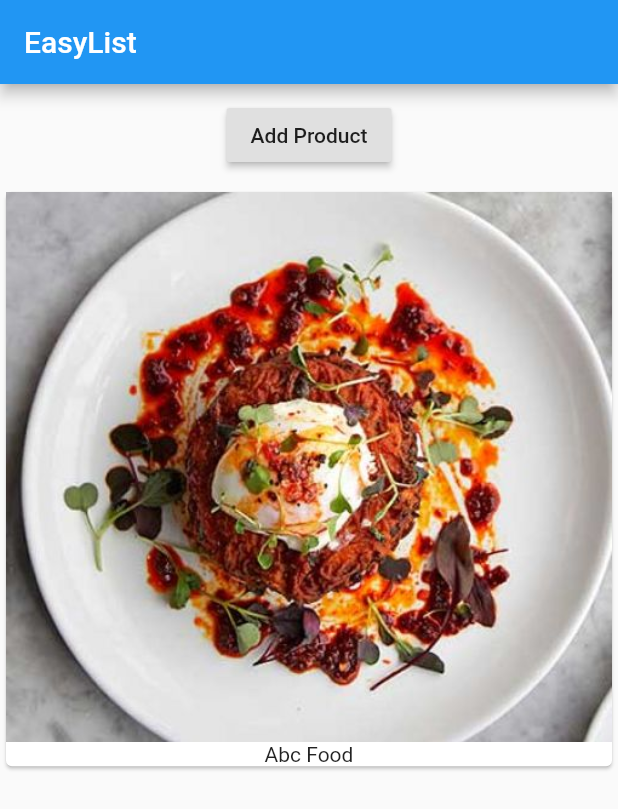
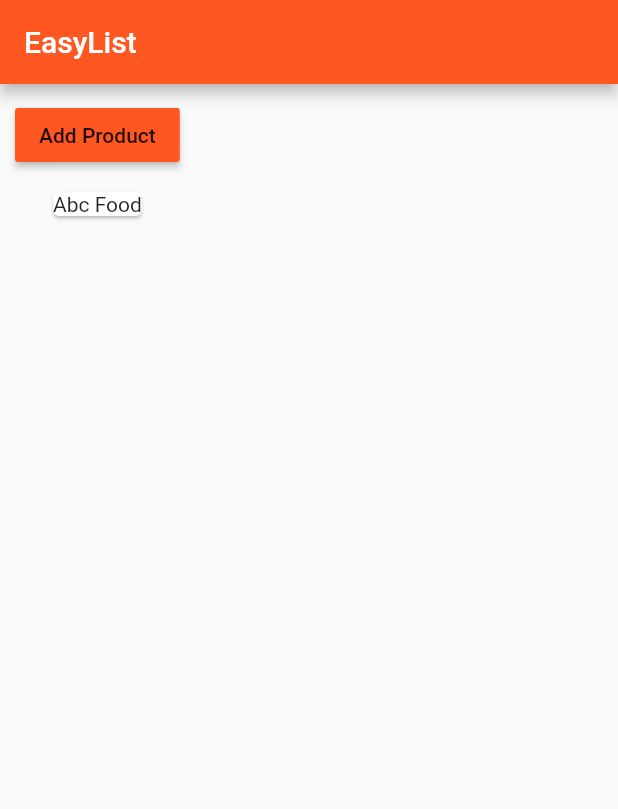
Before and after one commit to ranasl62/1st-flutter-app, a Flutter app: the screen it shows after launch, on a phone screen of 412 x 824 dp. Shown: the top 809 px of the screen. Run offline on Flutter 3.47's test engine with Material 2 defaults, Android fonts, the phone set to English and light mode, and no system bars.

Commit message:
Meterial theme implement example

```diff
--- a/lib/main.dart
+++ b/lib/main.dart
@@ -7,6 +7,12 @@ class MyApp extends StatelessWidget {
   @override
   Widget build(BuildContext context) {
     return MaterialApp(
+      theme: ThemeData(
+        primarySwatch: Colors.deepOrange,
+        accentColor: Colors.deepPurple,
+        brightness: Brightness.light,
+
+      ),
       home: Scaffold(
         appBar: AppBar(
           title: Text('EasyList'),
--- a/lib/product.dart
+++ b/lib/product.dart
@@ -12,7 +12,7 @@ class Product extends StatelessWidget {
           .map((element) => Card(
                 child: Column(
                   children: <Widget>[
-                    Image.asset('assets/images/food.jpg'),
+                    // Image.asset('assets/images/food.jpg'),
                     Text(element)
                   ],
                 ),
--- a/lib/product_manager.dart
+++ b/lib/product_manager.dart
@@ -24,6 +24,7 @@ class _ProductManagerState extends State<ProductManager> {
       Container(
         margin: EdgeInsets.all(10.0),
         child: RaisedButton(
+          color: Theme.of(context).primaryColor,
           onPressed: () {
             setState(() {
               _products.add('value');
```
